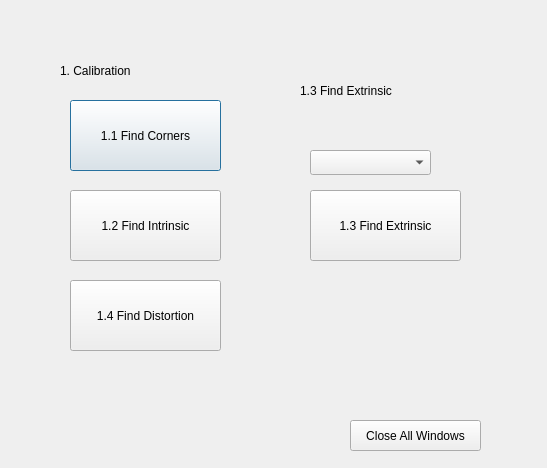
Old version of the form mainWindow.ui in the repository huang-me/opencv_calibration_python.
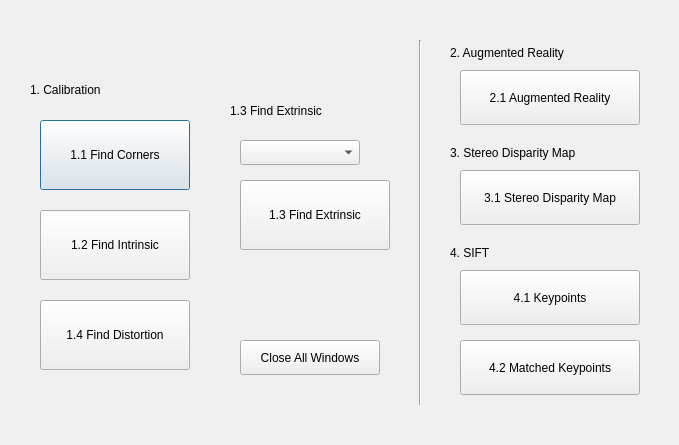
New version of the form.

Commit message:
Add buttons and texts for Q2, Q3, Q4
Add buttons in ui, and transform into python file.

What changed in the file:
```diff
--- a/mainWindow.ui
+++ b/mainWindow.ui
@@ -6,8 +6,8 @@
    <rect>
     <x>0</x>
     <y>0</y>
-    <width>547</width>
-    <height>468</height>
+    <width>679</width>
+    <height>445</height>
    </rect>
   </property>
   <property name="windowTitle">
@@ -16,10 +16,10 @@
   <widget class="QLabel" name="TEXT_CALIBRATION">
    <property name="geometry">
     <rect>
-     <x>60</x>
-     <y>50</y>
-     <width>111</width>
-     <height>41</height>
+     <x>30</x>
+     <y>70</y>
+     <width>110</width>
+     <height>40</height>
     </rect>
    </property>
    <property name="text">
@@ -32,10 +32,10 @@
   <widget class="QPushButton" name="BTN_CORNER">
    <property name="geometry">
     <rect>
-     <x>70</x>
-     <y>100</y>
-     <width>151</width>
-     <height>71</height>
+     <x>40</x>
+     <y>120</y>
+     <width>150</width>
+     <height>70</height>
     </rect>
    </property>
    <property name="text">
@@ -45,10 +45,10 @@
   <widget class="QPushButton" name="BTN_INTRINSIC">
    <property name="geometry">
     <rect>
-     <x>70</x>
-     <y>190</y>
-     <width>151</width>
-     <height>71</height>
+     <x>40</x>
+     <y>210</y>
+     <width>150</width>
+     <height>70</height>
     </rect>
    </property>
    <property name="text">
@@ -58,10 +58,10 @@
   <widget class="QPushButton" name="BTN_DISTORTION">
    <property name="geometry">
     <rect>
-     <x>70</x>
-     <y>280</y>
-     <width>151</width>
-     <height>71</height>
+     <x>40</x>
+     <y>300</y>
+     <width>150</width>
+     <height>70</height>
     </rect>
    </property>
    <property name="text">
@@ -71,8 +71,8 @@
   <widget class="QLabel" name="TEXT_EXTRINSIC">
    <property name="geometry">
     <rect>
-     <x>300</x>
-     <y>70</y>
+     <x>230</x>
+     <y>90</y>
      <width>131</width>
      <height>41</height>
     </rect>
@@ -87,10 +87,10 @@
   <widget class="QPushButton" name="BTN_EXTRINSIC">
    <property name="geometry">
     <rect>
-     <x>310</x>
-     <y>190</y>
-     <width>151</width>
-     <height>71</height>
+     <x>240</x>
+     <y>180</y>
+     <width>150</width>
+     <height>70</height>
     </rect>
    </property>
    <property name="text">
@@ -100,10 +100,10 @@
   <widget class="QPushButton" name="CLOSE_ALL_WINDOW">
    <property name="geometry">
     <rect>
-     <x>350</x>
-     <y>420</y>
-     <width>131</width>
-     <height>31</height>
+     <x>240</x>
+     <y>340</y>
+     <width>140</width>
+     <height>35</height>
     </rect>
    </property>
    <property name="text">
@@ -113,9 +113,9 @@
   <widget class="QComboBox" name="ID_IMAGE">
    <property name="geometry">
     <rect>
-     <x>310</x>
-     <y>150</y>
-     <width>121</width>
+     <x>240</x>
+     <y>140</y>
+     <width>120</width>
      <height>25</height>
     </rect>
    </property>
@@ -123,6 +123,110 @@
     <string/>
    </property>
   </widget>
+  <widget class="QLabel" name="TEXT_AUGMENTED">
+   <property name="geometry">
+    <rect>
+     <x>450</x>
+     <y>40</y>
+     <width>165</width>
+     <height>25</height>
+    </rect>
+   </property>
+   <property name="text">
+    <string>2. Augmented Reality</string>
+   </property>
+  </widget>
+  <widget class="QPushButton" name="BTN_AUGMENTED">
+   <property name="geometry">
+    <rect>
+     <x>460</x>
+     <y>70</y>
+     <width>180</width>
+     <height>55</height>
+    </rect>
+   </property>
+   <property name="text">
+    <string>2.1 Augmented Reality</string>
+   </property>
+  </widget>
+  <widget class="QLabel" name="TEXT_DISPARITY">
+   <property name="geometry">
+    <rect>
+     <x>450</x>
+     <y>140</y>
+     <width>165</width>
+     <height>25</height>
+    </rect>
+   </property>
+   <property name="text">
+    <string>3. Stereo Disparity Map</string>
+   </property>
+  </widget>
+  <widget class="QPushButton" name="BTN_DISPARITY">
+   <property name="geometry">
+    <rect>
+     <x>460</x>
+     <y>170</y>
+     <width>180</width>
+     <height>55</height>
+    </rect>
+   </property>
+   <property name="text">
+    <string>3.1 Stereo Disparity Map</string>
+   </property>
+  </widget>
+  <widget class="QLabel" name="TEXT_SIFT">
+   <property name="geometry">
+    <rect>
+     <x>450</x>
+     <y>240</y>
+     <width>165</width>
+     <height>25</height>
+    </rect>
+   </property>
+   <property name="text">
+    <string>4. SIFT</string>
+   </property>
+  </widget>
+  <widget class="QPushButton" name="BTN_KEYPOINT">
+   <property name="geometry">
+    <rect>
+     <x>460</x>
+     <y>270</y>
+     <width>180</width>
+     <height>55</height>
+    </rect>
+   </property>
+   <property name="text">
+    <string>4.1 Keypoints</string>
+   </property>
+  </widget>
+  <widget class="QPushButton" name="BTN_MATCHKEY">
+   <property name="geometry">
+    <rect>
+     <x>460</x>
+     <y>340</y>
+     <width>180</width>
+     <height>55</height>
+    </rect>
+   </property>
+   <property name="text">
+    <string>4.2 Matched Keypoints</string>
+   </property>
+  </widget>
+  <widget class="Line" name="SEP_LINE">
+   <property name="geometry">
+    <rect>
+     <x>410</x>
+     <y>40</y>
+     <width>20</width>
+     <height>365</height>
+    </rect>
+   </property>
+   <property name="orientation">
+    <enum>Qt::Vertical</enum>
+   </property>
+  </widget>
  </widget>
  <resources/>
  <connections/>
```
The commit also changes 2 other files.
